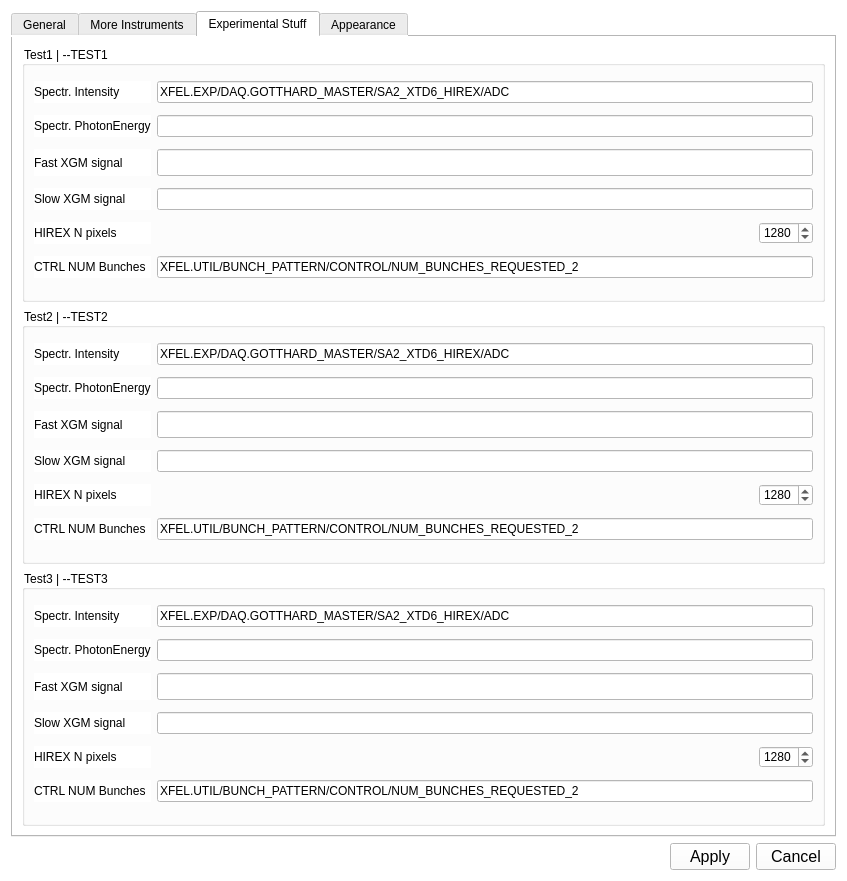
Above: gui/UISettings.ui from sergey-tomin/pyhirex before the change. Below: the same form after it.
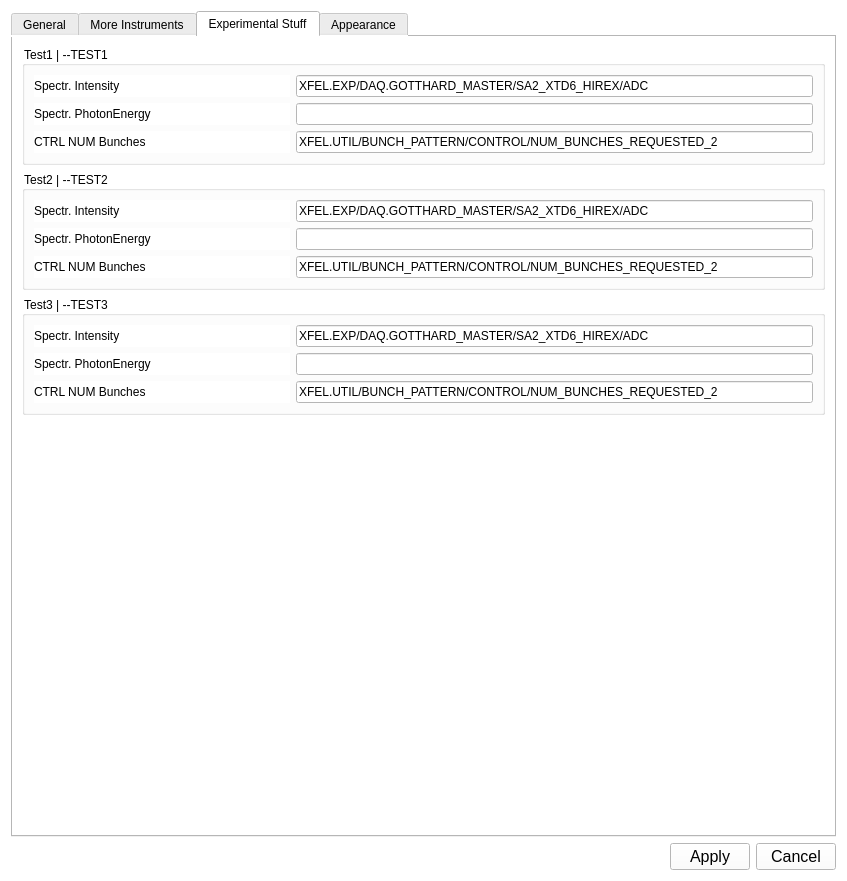
That is the form after the change. The open tabs and pages were chosen to show the change.

What changed in the file:
```diff
--- a/gui/UISettings.ui
+++ b/gui/UISettings.ui
@@ -948,139 +948,6 @@
        <string>Experimental Stuff</string>
       </attribute>
       <layout class="QGridLayout" name="gridLayout_18">
-       <item row="0" column="0">
-        <widget class="QGroupBox" name="groupBox_8">
-         <property name="enabled">
-          <bool>true</bool>
-         </property>
-         <property name="sizePolicy">
-          <sizepolicy hsizetype="Minimum" vsizetype="Minimum">
-           <horstretch>0</horstretch>
-           <verstretch>0</verstretch>
-          </sizepolicy>
-         </property>
-         <property name="minimumSize">
-          <size>
-           <width>0</width>
-           <height>0</height>
-          </size>
-         </property>
-         <property name="maximumSize">
-          <size>
-           <width>16777215</width>
-           <height>16777215</height>
-          </size>
-         </property>
-         <property name="title">
-          <string>Test1 | --TEST1</string>
-         </property>
-         <layout class="QGridLayout" name="gridLayout_15">
-          <item row="6" column="1">
-           <spacer name="horizontalSpacer_8">
-            <property name="orientation">
-             <enum>Qt::Horizontal</enum>
-            </property>
-            <property name="sizeHint" stdset="0">
-             <size>
-              <width>40</width>
-              <height>20</height>
-             </size>
-            </property>
-           </spacer>
-          </item>
-          <item row="6" column="0">
-           <widget class="QLabel" name="label_41">
-            <property name="text">
-             <string>HIREX N pixels</string>
-            </property>
-           </widget>
-          </item>
-          <item row="4" column="0">
-           <widget class="QLabel" name="label_40">
-            <property name="text">
-             <string>Fast XGM signal</string>
-            </property>
-           </widget>
-          </item>
-          <item row="6" column="2">
-           <widget class="QSpinBox" name="sb_hrx_npx_sa3_scs_2">
-            <property name="locale">
-             <locale language="English" country="UnitedStates"/>
-            </property>
-            <property name="minimum">
-             <number>10</number>
-            </property>
-            <property name="maximum">
-             <number>5000</number>
-            </property>
-            <property name="value">
-             <number>1280</number>
-            </property>
-           </widget>
-          </item>
-          <item row="7" column="0">
-           <widget class="QLabel" name="label_42">
-            <property name="text">
-             <string>CTRL NUM Bunches</string>
-            </property>
-           </widget>
-          </item>
-          <item row="7" column="1" colspan="2">
-           <widget class="QLineEdit" name="le_ctrl_num_bunch_sa3_scs_2">
-            <property name="locale">
-             <locale language="English" country="UnitedStates"/>
-            </property>
-            <property name="text">
-             <string>XFEL.UTIL/BUNCH_PATTERN/CONTROL/NUM_BUNCHES_REQUESTED_2</string>
-            </property>
-           </widget>
-          </item>
-          <item row="2" column="1" colspan="2">
-           <widget class="QLineEdit" name="le_hirex_ch_sa3_scs_2">
-            <property name="text">
-             <string>XFEL.EXP/DAQ.GOTTHARD_MASTER/SA2_XTD6_HIREX/ADC</string>
-            </property>
-           </widget>
-          </item>
-          <item row="2" column="0">
-           <widget class="QLabel" name="label_43">
-            <property name="text">
-             <string>Spectr. Intensity</string>
-            </property>
-           </widget>
-          </item>
-          <item row="5" column="0">
-           <widget class="QLabel" name="label_45">
-            <property name="text">
-             <string>Slow XGM signal</string>
-            </property>
-           </widget>
-          </item>
-          <item row="4" column="1" colspan="2">
-           <widget class="QLineEdit" name="le_fast_xgm_sa3_scs_2">
-            <property name="font">
-             <font>
-              <pointsize>12</pointsize>
-             </font>
-            </property>
-           </widget>
-          </item>
-          <item row="5" column="1" colspan="2">
-           <widget class="QLineEdit" name="le_slow_xgm_sa3_scs_2"/>
-          </item>
-          <item row="3" column="0">
-           <widget class="QLabel" name="label_46">
-            <property name="text">
-             <string>Spectr. PhotonEnergy</string>
-            </property>
-           </widget>
-          </item>
-          <item row="3" column="1" colspan="2">
-           <widget class="QLineEdit" name="le_ph_energy_sa3_scs_2"/>
-          </item>
-         </layout>
-        </widget>
-       </item>
        <item row="1" column="0">
         <widget class="QGroupBox" name="groupBox_9">
          <property name="enabled">
@@ -1108,13 +975,6 @@
           <string>Test2 | --TEST2</string>
          </property>
          <layout class="QGridLayout" name="gridLayout_16">
-          <item row="5" column="0">
-           <widget class="QLabel" name="label_52">
-            <property name="text">
-             <string>Slow XGM signal</string>
-            </property>
-           </widget>
-          </item>
           <item row="2" column="0">
            <widget class="QLabel" name="label_50">
             <property name="text">
@@ -1122,26 +982,6 @@
             </property>
            </widget>
           </item>
-          <item row="6" column="1">
-           <spacer name="horizontalSpacer_9">
-            <property name="orientation">
-             <enum>Qt::Horizontal</enum>
-            </property>
-            <property name="sizeHint" stdset="0">
-             <size>
-              <width>40</width>
-              <height>20</height>
-             </size>
-            </property>
-           </spacer>
-          </item>
-          <item row="4" column="0">
-           <widget class="QLabel" name="label_47">
-            <property name="text">
-             <string>Fast XGM signal</string>
-            </property>
-           </widget>
-          </item>
           <item row="2" column="1" colspan="2">
            <widget class="QLineEdit" name="le_hirex_ch_sa3_scs_3">
             <property name="text">
@@ -1149,8 +989,8 @@
             </property>
            </widget>
           </item>
-          <item row="7" column="1" colspan="2">
-           <widget class="QLineEdit" name="le_ctrl_num_bunch_sa3_scs_3">
+          <item row="4" column="1" colspan="2">
+           <widget class="QLineEdit" name="le_ctrl_num_bunch_test2">
             <property name="locale">
              <locale language="English" country="UnitedStates"/>
             </property>
@@ -1159,48 +999,13 @@
             </property>
            </widget>
           </item>
-          <item row="7" column="0">
+          <item row="4" column="0">
            <widget class="QLabel" name="label_49">
             <property name="text">
              <string>CTRL NUM Bunches</string>
             </property>
            </widget>
           </item>
-          <item row="6" column="2">
-           <widget class="QSpinBox" name="sb_hrx_npx_sa3_scs_3">
-            <property name="locale">
-             <locale language="English" country="UnitedStates"/>
-            </property>
-            <property name="minimum">
-             <number>10</number>
-            </property>
-            <property name="maximum">
-             <number>5000</number>
-            </property>
-            <property name="value">
-             <number>1280</number>
-            </property>
-           </widget>
-          </item>
-          <item row="6" column="0">
-           <widget class="QLabel" name="label_48">
-            <property name="text">
-             <string>HIREX N pixels</string>
-            </property>
-           </widget>
-          </item>
-          <item row="4" column="1" colspan="2">
-           <widget class="QLineEdit" name="le_fast_xgm_sa3_scs_3">
-            <property name="font">
-             <font>
-              <pointsize>12</pointsize>
-             </font>
-            </property>
-           </widget>
-          </item>
-          <item row="5" column="1" colspan="2">
-           <widget class="QLineEdit" name="le_slow_xgm_sa3_scs_3"/>
-          </item>
           <item row="3" column="0">
            <widget class="QLabel" name="label_53">
             <property name="text">
@@ -1209,7 +1014,78 @@
            </widget>
           </item>
           <item row="3" column="1" colspan="2">
-           <widget class="QLineEdit" name="le_ph_energy_sa3_scs_3"/>
+           <widget class="QLineEdit" name="le_ph_energy_test2"/>
+          </item>
+         </layout>
+        </widget>
+       </item>
+       <item row="0" column="0">
+        <widget class="QGroupBox" name="groupBox_8">
+         <property name="enabled">
+          <bool>true</bool>
+         </property>
+         <property name="sizePolicy">
+          <sizepolicy hsizetype="Minimum" vsizetype="Minimum">
+           <horstretch>0</horstretch>
+           <verstretch>0</verstretch>
+          </sizepolicy>
+         </property>
+         <property name="minimumSize">
+          <size>
+           <width>0</width>
+           <height>0</height>
+          </size>
+         </property>
+         <property name="maximumSize">
+          <size>
+           <width>16777215</width>
+           <height>16777215</height>
+          </size>
+         </property>
+         <property name="title">
+          <string>Test1 | --TEST1</string>
+         </property>
+         <layout class="QGridLayout" name="gridLayout_15">
+          <item row="4" column="0">
+           <widget class="QLabel" name="label_42">
+            <property name="text">
+             <string>CTRL NUM Bunches</string>
+            </property>
+           </widget>
+          </item>
+          <item row="4" column="1" colspan="2">
+           <widget class="QLineEdit" name="le_ctrl_num_bunch_test1">
+            <property name="locale">
+             <locale language="English" country="UnitedStates"/>
+            </property>
+            <property name="text">
+             <string>XFEL.UTIL/BUNCH_PATTERN/CONTROL/NUM_BUNCHES_REQUESTED_2</string>
+            </property>
+           </widget>
+          </item>
+          <item row="2" column="1" colspan="2">
+           <widget class="QLineEdit" name="le_hirex_ch_test1">
+            <property name="text">
+             <string>XFEL.EXP/DAQ.GOTTHARD_MASTER/SA2_XTD6_HIREX/ADC</string>
+            </property>
+           </widget>
+          </item>
+          <item row="2" column="0">
+           <widget class="QLabel" name="label_43">
+            <property name="text">
+             <string>Spectr. Intensity</string>
+            </property>
+           </widget>
+          </item>
+          <item row="3" column="0">
+           <widget class="QLabel" name="label_46">
+            <property name="text">
+             <string>Spectr. PhotonEnergy</string>
+            </property>
+           </widget>
+          </item>
+          <item row="3" column="1" colspan="2">
+           <widget class="QLineEdit" name="le_ph_energy_test1"/>
           </item>
          </layout>
         </widget>
@@ -1241,16 +1117,6 @@
           <string>Test3 | --TEST3</string>
          </property>
          <layout class="QGridLayout" name="gridLayout_17">
-          <item row="4" column="0">
-           <widget class="QLabel" name="label_54">
-            <property name="text">
-             <string>Fast XGM signal</string>
-            </property>
-           </widget>
-          </item>
-          <item row="5" column="1" colspan="2">
-           <widget class="QLineEdit" name="le_slow_xgm_sa3_scs_4"/>
-          </item>
           <item row="2" column="1" colspan="2">
            <widget class="QLineEdit" name="le_hirex_ch_sa3_scs_4">
             <property name="text">
@@ -1258,8 +1124,8 @@
             </property>
            </widget>
           </item>
-          <item row="7" column="1" colspan="2">
-           <widget class="QLineEdit" name="le_ctrl_num_bunch_sa3_scs_4">
+          <item row="4" column="1" colspan="2">
+           <widget class="QLineEdit" name="le_ctrl_num_bunch_test3">
             <property name="locale">
              <locale language="English" country="UnitedStates"/>
             </property>
@@ -1268,49 +1134,13 @@
             </property>
            </widget>
           </item>
-          <item row="7" column="0">
+          <item row="4" column="0">
            <widget class="QLabel" name="label_56">
             <property name="text">
              <string>CTRL NUM Bunches</string>
             </property>
            </widget>
           </item>
-          <item row="6" column="2">
-           <widget class="QSpinBox" name="sb_hrx_npx_sa3_scs_4">
-            <property name="locale">
-             <locale language="English" country="UnitedStates"/>
-            </property>
-            <property name="minimum">
-             <number>10</number>
-            </property>
-            <property name="maximum">
-             <number>5000</number>
-            </property>
-            <property name="value">
-             <number>1280</number>
-            </property>
-           </widget>
-          </item>
-          <item row="6" column="0">
-           <widget class="QLabel" name="label_55">
-            <property name="text">
-             <string>HIREX N pixels</string>
-            </property>
-           </widget>
-          </item>
-          <item row="6" column="1">
-           <spacer name="horizontalSpacer_10">
-            <property name="orientation">
-             <enum>Qt::Horizontal</enum>
-            </property>
-            <property name="sizeHint" stdset="0">
-             <size>
-              <width>40</width>
-              <height>20</height>
-             </size>
-            </property>
-           </spacer>
-          </item>
           <item row="2" column="0">
            <widget class="QLabel" name="label_57">
             <property name="text">
@@ -1318,22 +1148,6 @@
             </property>
            </widget>
           </item>
-          <item row="5" column="0">
-           <widget class="QLabel" name="label_59">
-            <property name="text">
-             <string>Slow XGM signal</string>
-            </property>
-           </widget>
-          </item>
-          <item row="4" column="1" colspan="2">
-           <widget class="QLineEdit" name="le_fast_xgm_sa3_scs_4">
-            <property name="font">
-             <font>
-              <pointsize>12</pointsize>
-             </font>
-            </property>
-           </widget>
-          </item>
           <item row="3" column="0">
            <widget class="QLabel" name="label_60">
             <property name="text">
@@ -1347,6 +1161,19 @@
          </layout>
         </widget>
        </item>
+       <item row="3" column="0">
+        <spacer name="verticalSpacer">
+         <property name="orientation">
+          <enum>Qt::Vertical</enum>
+         </property>
+         <property name="sizeHint" stdset="0">
+          <size>
+           <width>20</width>
+           <height>40</height>
+          </size>
+         </property>
+        </spacer>
+       </item>
       </layout>
      </widget>
      <widget class="QWidget" name="tab_5">
```
Left out of the diff: 6 changed lines with no effect on the pictures.
